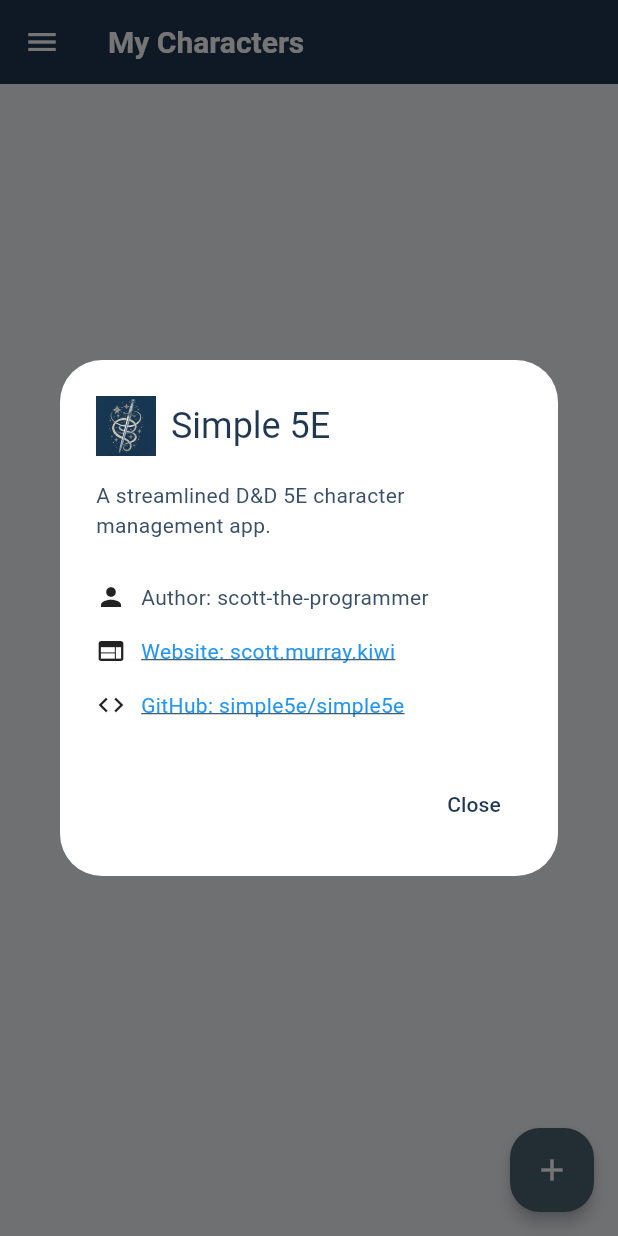
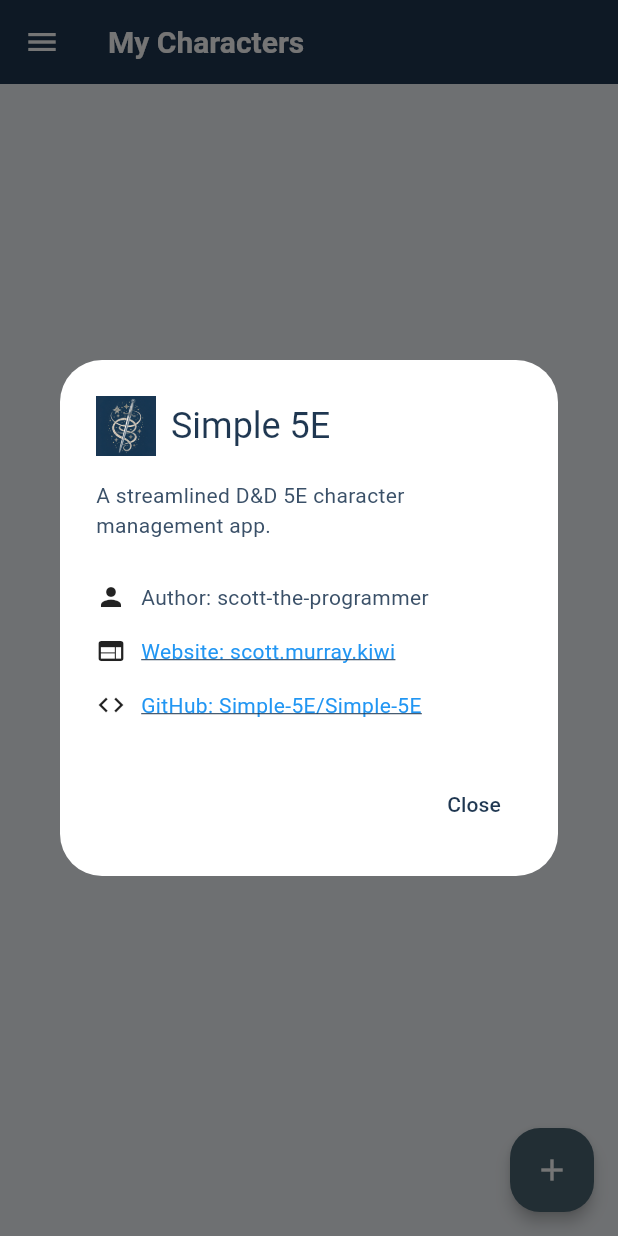
Before and after one commit to Simple-5E/Simple-5E, a Flutter app: the screen it shows after launch, in the side drawer, after a tap on "App Info", on a phone screen of 412 x 824 dp. Run offline on Flutter 3.47's test engine with Material 3 defaults, Android fonts, the phone set to English and light mode, and no system bars; our stand-ins replace expandable, flutter_riverpod, sqflite; accounts and stored records are empty.

Commit message:
update GitHub link in menu drawer to reflect correct repository name

```diff
--- a/lib/features/home/menu_drawer.dart
+++ b/lib/features/home/menu_drawer.dart
@@ -113,9 +113,9 @@
                 _buildInfoRow(Icons.person, 'Author: scott-the-programmer'),
                 _buildInfoRow(Icons.web, 'Website: scott.murray.kiwi',
                     onTap: () => _launchURL('https://scott.murray.kiwi')),
-                _buildInfoRow(Icons.code, 'GitHub: simple5e/simple5e',
-                    onTap: () =>
-                        _launchURL('https://github.com/simple5e/simple5e.git')),
+                _buildInfoRow(Icons.code, 'GitHub: Simple-5E/Simple-5E',
+                    onTap: () => _launchURL(
+                        'https://github.com/simple-5e/simple-5e.git')),
               ],
             ),
           ),
```
